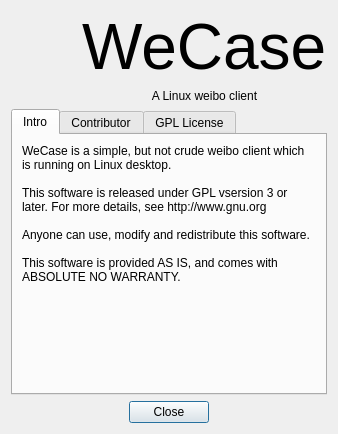
Before: the Qt Designer form ui/AboutWindow.ui in WeCase/WeCase, drawn with Qt 5.
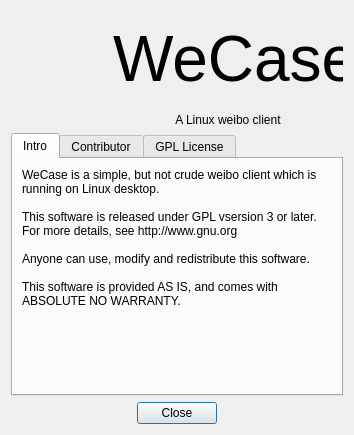
After: the same form once the commit is applied. Icons and pictures are not drawn.

Commit message: 固定AboutWindow大小

What changed in the file:
```diff
--- a/ui/AboutWindow.ui
+++ b/ui/AboutWindow.ui
@@ -6,10 +6,28 @@
    <rect>
     <x>0</x>
     <y>0</y>
-    <width>338</width>
-    <height>434</height>
+    <width>354</width>
+    <height>435</height>
    </rect>
   </property>
+  <property name="sizePolicy">
+   <sizepolicy hsizetype="Fixed" vsizetype="Fixed">
+    <horstretch>0</horstretch>
+    <verstretch>0</verstretch>
+   </sizepolicy>
+  </property>
+  <property name="minimumSize">
+   <size>
+    <width>354</width>
+    <height>435</height>
+   </size>
+  </property>
+  <property name="maximumSize">
+   <size>
+    <width>354</width>
+    <height>435</height>
+   </size>
+  </property>
   <property name="windowTitle">
    <string>About</string>
   </property>
@@ -40,6 +58,24 @@
      </item>
      <item row="0" column="0">
       <widget class="QLabel" name="label_3">
+       <property name="sizePolicy">
+        <sizepolicy hsizetype="Fixed" vsizetype="Fixed">
+         <horstretch>0</horstretch>
+         <verstretch>0</verstretch>
+        </sizepolicy>
+       </property>
+       <property name="minimumSize">
+        <size>
+         <width>96</width>
+         <height>96</height>
+        </size>
+       </property>
+       <property name="maximumSize">
+        <size>
+         <width>96</width>
+         <height>96</height>
+        </size>
+       </property>
        <property name="text">
         <string notr="true"/>
        </property>
```
The commit also changes 6 other files.
